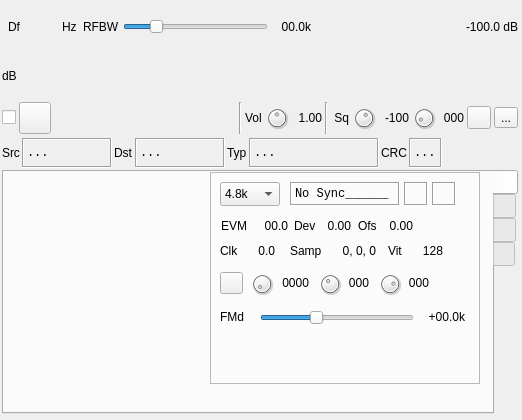
Before: the Qt Designer form plugins/channelrx/demodm17/m17demodgui.ui in f4exb/sdrangel, drawn with Qt 5.
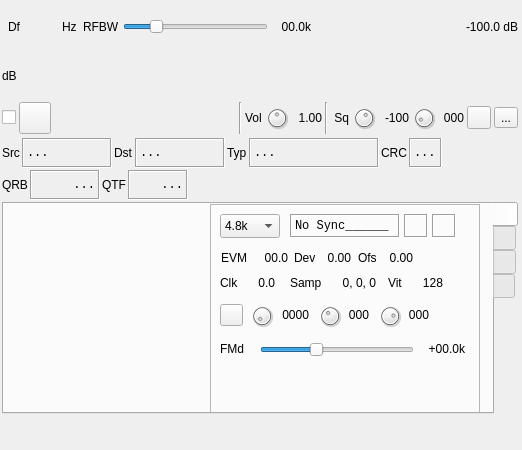
After: the same form once the commit is applied. Icons and pictures are not drawn. Custom widgets are drawn as their Qt base class.

```diff
--- a/plugins/channelrx/demodm17/m17demodgui.ui
+++ b/plugins/channelrx/demodm17/m17demodgui.ui
@@ -7,7 +7,7 @@
     <x>0</x>
     <y>0</y>
     <width>522</width>
-    <height>420</height>
+    <height>450</height>
    </rect>
   </property>
   <property name="sizePolicy">
@@ -19,13 +19,13 @@
   <property name="minimumSize">
    <size>
     <width>522</width>
-    <height>420</height>
+    <height>450</height>
    </size>
   </property>
   <property name="maximumSize">
    <size>
     <width>560</width>
-    <height>420</height>
+    <height>450</height>
    </size>
   </property>
   <property name="font">
@@ -717,6 +717,111 @@
       </item>
      </layout>
     </item>
+    <item>
+     <layout class="QHBoxLayout" name="metaLayout">
+      <item>
+       <widget class="QLabel" name="qrbLabel">
+        <property name="minimumSize">
+         <size>
+          <width>0</width>
+          <height>30</height>
+         </size>
+        </property>
+        <property name="toolTip">
+         <string>QRB is distance to station (km) when GNSS data is available</string>
+        </property>
+        <property name="text">
+         <string>QRB</string>
+        </property>
+       </widget>
+      </item>
+      <item>
+       <widget class="QLabel" name="qrbText">
+        <property name="minimumSize">
+         <size>
+          <width>70</width>
+          <height>0</height>
+         </size>
+        </property>
+        <property name="font">
+         <font>
+          <family>Liberation Mono</family>
+          <pointsize>9</pointsize>
+         </font>
+        </property>
+        <property name="toolTip">
+         <string>Distance to station (km)</string>
+        </property>
+        <property name="frameShape">
+         <enum>QFrame::Box</enum>
+        </property>
+        <property name="frameShadow">
+         <enum>QFrame::Sunken</enum>
+        </property>
+        <property name="text">
+         <string>...</string>
+        </property>
+        <property name="alignment">
+         <set>Qt::AlignRight|Qt::AlignTrailing|Qt::AlignVCenter</set>
+        </property>
+       </widget>
+      </item>
+      <item>
+       <widget class="QLabel" name="qtfLabel">
+        <property name="toolTip">
+         <string>QRB is bearing to station (degrees) when GNSS data is available</string>
+        </property>
+        <property name="text">
+         <string>QTF</string>
+        </property>
+       </widget>
+      </item>
+      <item>
+       <widget class="QLabel" name="qtfText">
+        <property name="minimumSize">
+         <size>
+          <width>60</width>
+          <height>0</height>
+         </size>
+        </property>
+        <property name="font">
+         <font>
+          <family>Liberation Mono</family>
+          <pointsize>9</pointsize>
+         </font>
+        </property>
+        <property name="toolTip">
+         <string>Bearing to station (degrees)</string>
+        </property>
+        <property name="frameShape">
+         <enum>QFrame::Box</enum>
+        </property>
+        <property name="frameShadow">
+         <enum>QFrame::Sunken</enum>
+        </property>
+        <property name="text">
+         <string>...</string>
+        </property>
+        <property name="alignment">
+         <set>Qt::AlignRight|Qt::AlignTrailing|Qt::AlignVCenter</set>
+        </property>
+       </widget>
+      </item>
+      <item>
+       <spacer name="horizontalSpacer_4">
+        <property name="orientation">
+         <enum>Qt::Horizontal</enum>
+        </property>
+        <property name="sizeHint" stdset="0">
+         <size>
+          <width>40</width>
+          <height>20</height>
+         </size>
+        </property>
+       </spacer>
+      </item>
+     </layout>
+    </item>
     <item>
      <widget class="QTabWidget" name="digitalTabWidget">
       <property name="minimumSize">
```
